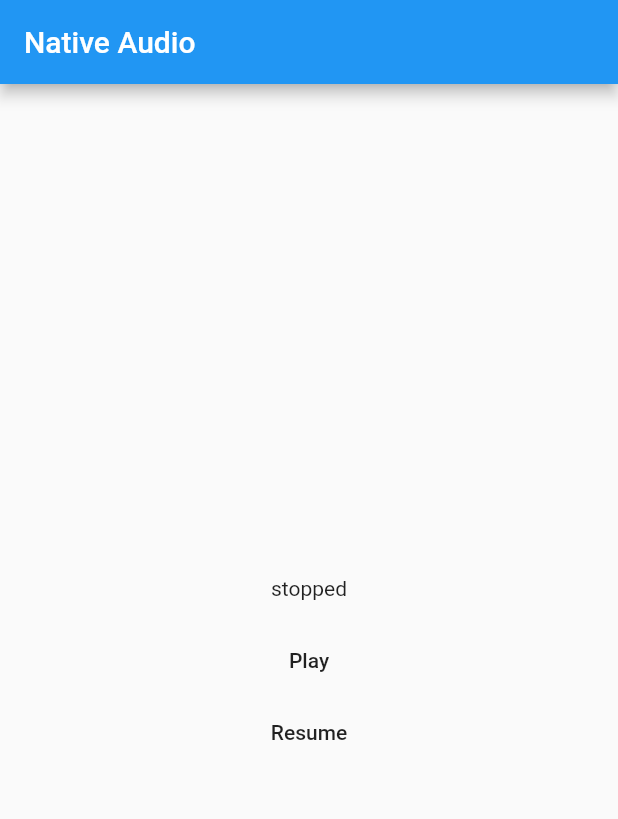
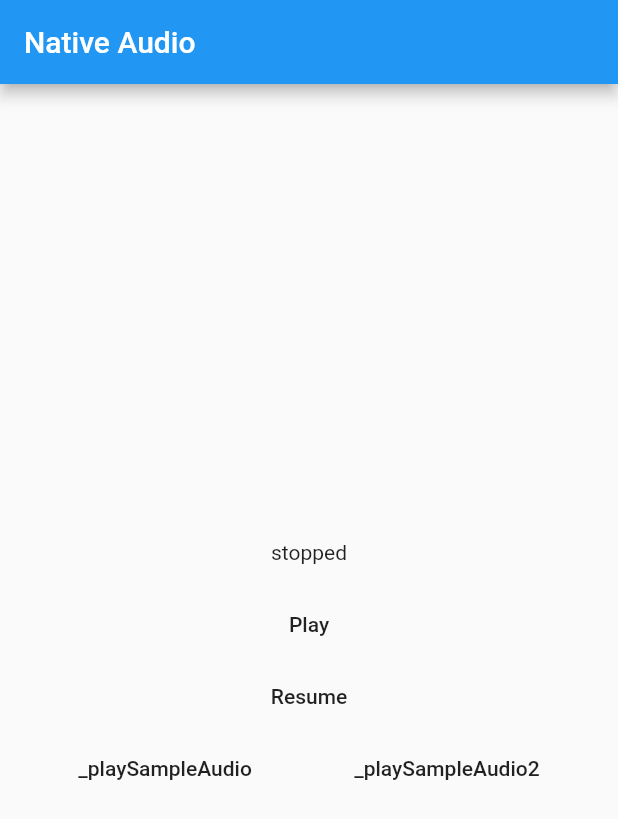
Before and after one commit to gaucidaniel/native-audio, a Flutter app: the screen it shows after launch, after a tap on "Play", on a phone screen of 412 x 824 dp. Shown: the top 819 px of the screen. Run offline on Flutter 3.47's test engine with Material 2 defaults, Android fonts, the phone set to English and light mode, and no system bars.

Commit message:
Update main.dart

```diff
--- a/example/lib/main.dart
+++ b/example/lib/main.dart
@@ -42,6 +42,14 @@ class _MyAppState extends State<MyApp> {
             if (_isLoaded) MaterialButton(child: Text("Stop"), onPressed: () => _audio.stop()),
             if (!_isPlaying) MaterialButton(child: Text("Resume"), onPressed: () => _audio.resume()),
             if (_isPlaying) MaterialButton(child: Text("Pause"), onPressed: () => _audio.pause()),
+            Row(
+              mainAxisAlignment: MainAxisAlignment.spaceEvenly,
+              children: <Widget>[
+                MaterialButton(child: Text("_playSampleAudio"), onPressed: () => _playSampleAudio()),
+                MaterialButton(child: Text("_playSampleAudio2"), onPressed: () => _playSampleAudio2()),
+              ],
+            )
+
           ],
         ),
       ),
@@ -79,7 +87,6 @@ class _MyAppState extends State<MyApp> {
       setState(() {
         _status = "next";
       });
-      _playSampleAudio2();
     };
 
     _audio.onStopped = () {
@@ -100,11 +107,11 @@ class _MyAppState extends State<MyApp> {
   }
 
   void _playSampleAudio() {
-    _audio.play("https://s3.amazonaws.com/scifri-episodes/scifri20181123-episode.mp3",
-        title: "How The Fashion Industry Is Responding To Climate Change",
-        album: "Science Friday",
-        artist: "WNYC Studio",
-        imageUrl: "https://www.sciencefriday.com/wp-content/uploads/2019/09/clothes-close-min.jpg");
+    _audio.play("https://jatt.download/dren/music/data/Single_Track/201911/Viah/320/Viah_1.mp3/Viah.mp3",
+        title: "Viah",
+        album: "Viah",
+        artist: "Surjit Khan",
+        imageUrl: "https://riskyjatt.io/music/thumb/486972/Viah.jpg");
   }
 
   void _playSampleAudio2() {
```
